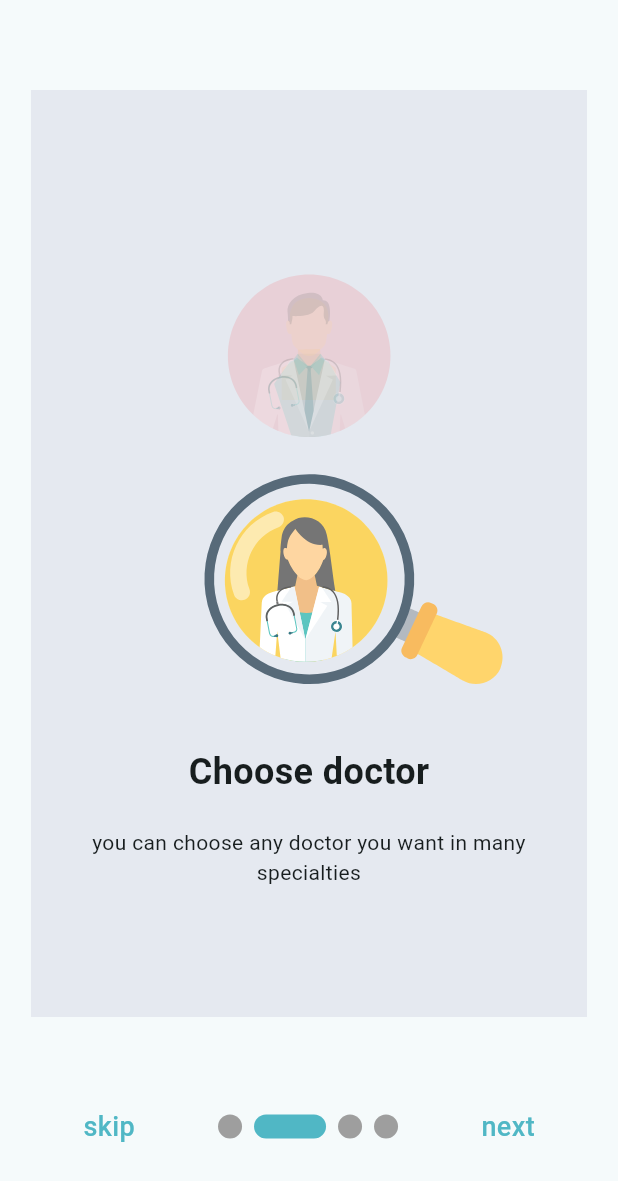
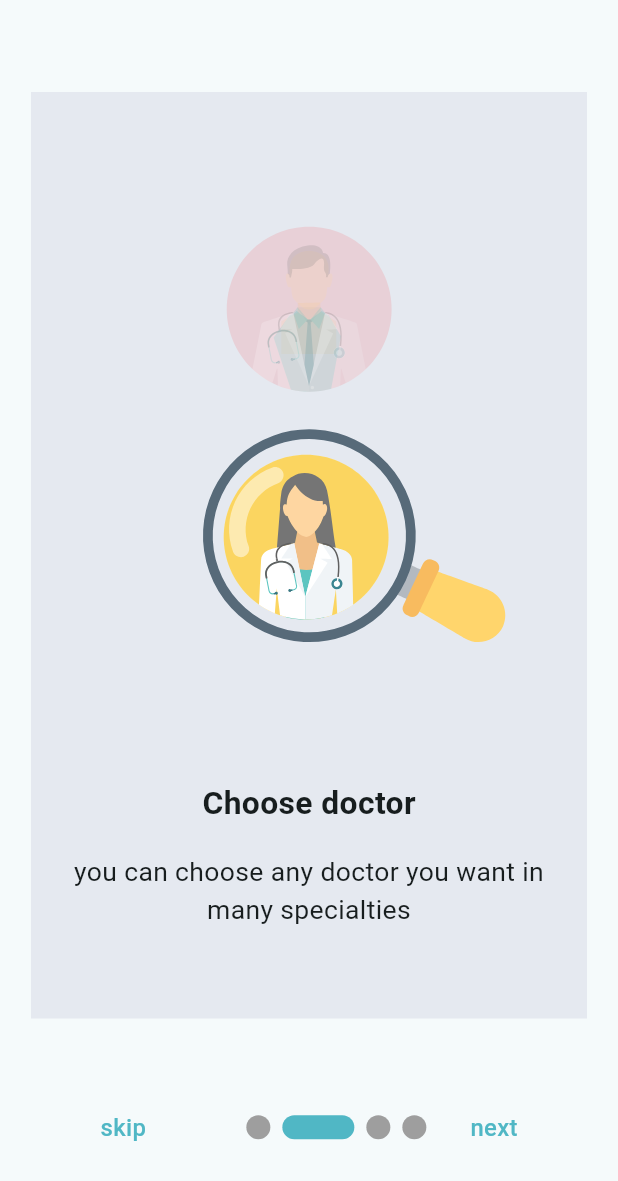
Before and after one commit to AhmedWaelDev/Final-project, a Flutter app: the onbording_screen screen opened directly, swiped to page 2, on a phone screen of 412 x 824 dp. Shown: the top 1181 px of the screen. Run offline on Flutter 3.47's test engine with Material 2 defaults, Android fonts, the phone set to English and light mode, and no system bars; drawn by our look-alikes of smooth_page_indicator; our stand-ins replace flutter_svg, flutter_swiper_view, lottie.

Commit message:
يارب

```diff
--- a/final_project/lib/screens/onBoardingPage/onBoardingPages.dart
+++ b/final_project/lib/screens/onBoardingPage/onBoardingPages.dart
@@ -9,18 +9,22 @@ class onBoardingPages extends StatelessWidget {
 
   @override
   Widget build(BuildContext context) {
+    var size = MediaQuery.of(context).size;
     return Container(
-      padding: const EdgeInsets.symmetric(horizontal: 20),
+      padding: EdgeInsets.symmetric(horizontal: size.height * 20 / 932),
       color: const Color(0xffe5e9f0),
+      child: SingleChildScrollView(
         child: Column(
           mainAxisAlignment: MainAxisAlignment.center,
           children: [
-          Lottie.asset(page.lottieUrl),
+            Lottie.asset(page.lottieUrl, height: size.height * 500 / 932),
             Padding(
-            padding: const EdgeInsets.symmetric(vertical: 20),
+              padding: EdgeInsets.symmetric(vertical: size.height * 20 / 932),
               child: Text(
                 page.title == null ? "" : page.title!,
-              style: const TextStyle(fontSize: 24, fontWeight: FontWeight.w600),
+                style: TextStyle(
+                    fontSize: size.height * 24 / 932,
+                    fontWeight: FontWeight.w600),
               ),
             ),
             Text(
@@ -28,8 +32,10 @@ class onBoardingPages extends StatelessWidget {
               maxLines: 2,
               overflow: TextOverflow.clip,
               textAlign: TextAlign.center,
+              style: TextStyle(fontSize: size.height * 20 / 932),
             ),
           ],
+        ),
       ),
     );
   }
--- a/final_project/lib/screens/onbording_screen.dart
+++ b/final_project/lib/screens/onbording_screen.dart
@@ -37,6 +37,7 @@ class _onbording_screenState extends State<onbording_screen> {
 
   @override
   Widget build(BuildContext context) {
+    var size = MediaQuery.of(context).size;
     return Scaffold(
       body: Center(
         child: Column(
@@ -58,26 +59,30 @@ class _onbording_screenState extends State<onbording_screen> {
                 ],
               ),
             ),
-            Row(
+            SingleChildScrollView(
+              child: Row(
                 mainAxisAlignment: MainAxisAlignment.spaceEvenly,
                 children: [
                   GestureDetector(
                     onTap: () {
                       _controller.jumpToPage(boardingPages.length);
                     },
-                  child: const Text(
+                    child: Text(
                       "skip",
                       style: TextStyle(
-                        color: Color(0xFF50B7C5),
-                        fontSize: 18,
+                          color: const Color(0xFF50B7C5),
+                          fontSize: size.height * 18 / 932,
                           fontWeight: FontWeight.w500),
                     ),
                   ),
-                SmoothPageIndicator(
+                  SizedBox(
+                    width: size.width * 0.2,
+                    child: SmoothPageIndicator(
                       controller: _controller,
                       count: boardingPages.length,
                       effect: const ExpandingDotsEffect(
                           activeDotColor: Color(0xFF50B7C5)),
+                    ),
                   ),
                   onlastpage
                       ? GestureDetector(
@@ -87,11 +92,11 @@ class _onbording_screenState extends State<onbording_screen> {
                                   builder: (context) => const logIn()),
                             );
                           },
-                        child: const Text(
+                          child: Text(
                             "finish",
                             style: TextStyle(
-                              color: Color(0xFF50B7C5),
-                              fontSize: 18,
+                                color: const Color(0xFF50B7C5),
+                                fontSize: size.height * 18 / 932,
                                 fontWeight: FontWeight.w500),
                           ),
                         )
@@ -101,15 +106,16 @@ class _onbording_screenState extends State<onbording_screen> {
                                 duration: const Duration(milliseconds: 500),
                                 curve: Curves.easeInOut);
                           },
-                        child: const Text(
+                          child: Text(
                             "next",
                             style: TextStyle(
-                              color: Color(0xFF50B7C5),
-                              fontSize: 18,
+                                color: const Color(0xFF50B7C5),
+                                fontSize: size.height * 18 / 932,
                                 fontWeight: FontWeight.w500),
                           ),
                         ),
                 ],
+              ),
             ),
           ],
         ),
```
Also changed, not shown: final_project/lib/CustomWidgets/appBar.dart (+6 -6 lines), final_project/lib/CustomWidgets/upcomingForPatientContainer.dart (+10 -60 lines), final_project/lib/Profile/Personal.dart (+23 -23 lines), final_project/lib/Profile/profile.dart (+11 -15 lines), final_project/lib/screens/homePage/patienthomePage.dart (+11 -1 lines), final_project/lib/screens/sign_in_up/sign_in.dart (+9 -8 lines), final_project/lib/screens/splash.dart (+7 -4 lines), final_project/pubspec.lock. Lines whose indentation alone changed are shown as unchanged.
